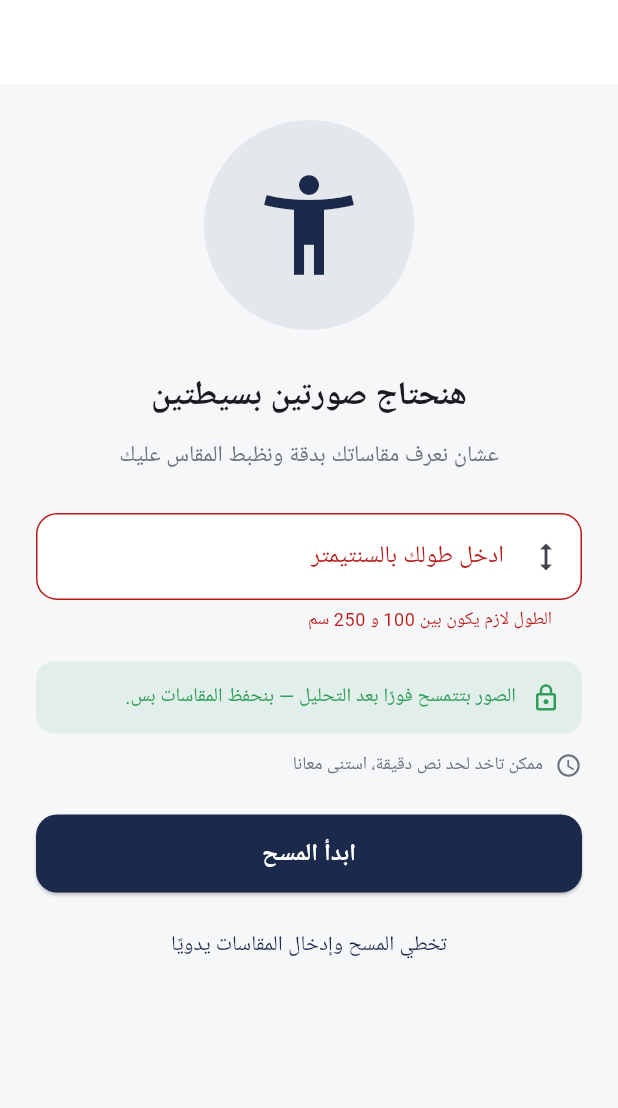
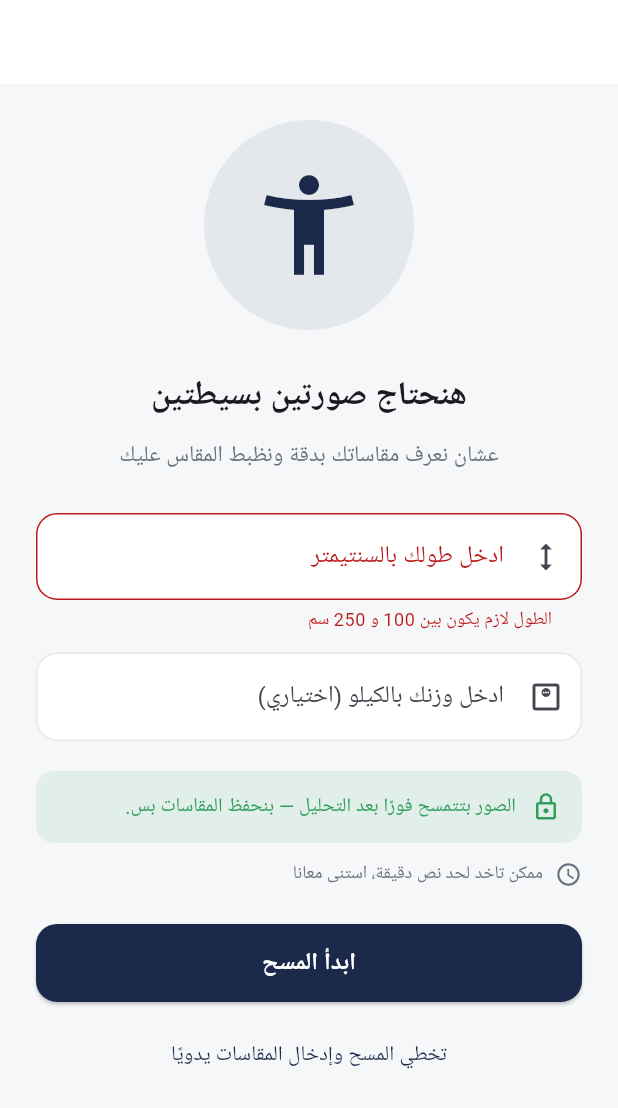
Before and after one commit to Mohamed-Samirr/axis_y, a Flutter app: the ScanIntroScreen screen opened by its route, after a tap on "ابدأ المسح", on a phone screen of 412 x 824 dp. Shown: the top 1108 px of the screen. Run offline on Flutter 3.47's test engine with Material 3 defaults, Android fonts, the phone set to English and light mode, and no system bars; our stand-ins replace cached_network_image, camera, dio, equatable, flutter_bloc, flutter_secure_storage and 6 more; missing offline and left inert: model_viewer_plus; accounts and stored records are empty.

Commit message:
feat: add weight input handling in scan flow; update localization and measurements classes

```diff
--- a/lib/core/localization/app_strings.dart
+++ b/lib/core/localization/app_strings.dart
@@ -68,6 +68,8 @@ class AppStrings {
       'update_scan': 'تحديث المسح',
       'enter_height': 'ادخل طولك بالسنتيمتر',
       'height_invalid': 'الطول لازم يكون بين 100 و 250 سم',
+      'enter_weight': 'ادخل وزنك بالكيلو',
+      'weight_invalid': 'الوزن لازم يكون بين 30 و 300 كجم',
       'scan_uploading': 'بنرفع صورك…',
       'scan_building_model': 'بنبني الموديل ثلاثي الأبعاد…',
       'scan_takes_time': 'ممكن تاخد لحد نص دقيقة، استنى معانا',
@@ -366,6 +368,8 @@ class AppStrings {
       'update_scan': 'Update scan',
       'enter_height': 'Enter your height in cm',
       'height_invalid': 'Height must be between 100 and 250 cm',
+      'enter_weight': 'Enter your weight in kg',
+      'weight_invalid': 'Weight must be between 30 and 300 kg',
       'scan_uploading': 'Uploading your photos…',
       'scan_building_model': 'Building your 3D model…',
       'scan_takes_time': 'This can take up to 30 seconds',
--- a/lib/core/models/user.dart
+++ b/lib/core/models/user.dart
@@ -79,12 +79,12 @@ class Measurements extends Equatable {
     return 'XXL';
   }
 
-  Measurements copyWith({String? modelPath}) => Measurements(
+  Measurements copyWith({String? modelPath, int? weight}) => Measurements(
         chest: chest,
         waist: waist,
         hips: hips,
         height: height,
-        weight: weight,
+        weight: weight ?? this.weight,
         shoulderCm: shoulderCm,
         inseamCm: inseamCm,
         confidence: confidence,
--- a/lib/features/body_scan/cubit/body_scan_cubit.dart
+++ b/lib/features/body_scan/cubit/body_scan_cubit.dart
@@ -60,7 +60,10 @@ class BodyScanCubit extends Cubit<BodyScanState> {
         heightCm: input.heightCm,
       );
       await result.when(
-        success: (m) async {
+        success: (raw) async {
+          // The API only ever *estimates* weight from the photos — if the user
+          // told us theirs on the intro screen, that is the better number.
+          final m = input.weightKg == null ? raw : raw.copyWith(weight: input.weightKg!.round());
           _safeEmit(BodyScanState(status: ScanStatus.buildingModel, measurements: m));
           final model = await _repo.generateModel(
             frontImage: front,
--- a/lib/features/body_scan/models/scan_input.dart
+++ b/lib/features/body_scan/models/scan_input.dart
@@ -4,6 +4,12 @@ import 'dart:io';
 /// go_router's `extra`, so no global state is needed.
 class ScanInput {
   final double heightCm;
+
+  /// Optional: the API only takes height and *estimates* weight from the
+  /// photos, so a weight typed here is not uploaded — it simply overrides that
+  /// estimate in the result, since the user's own scale beats a guess.
+  final double? weightKg;
+
   final File? front;
   final File? side;
 
@@ -12,12 +18,19 @@ class ScanInput {
   /// pushing straight into the analyze pipeline.
   final bool manualPhotoCapture;
 
-  const ScanInput({required this.heightCm, this.front, this.side, this.manualPhotoCapture = false});
+  const ScanInput({
+    required this.heightCm,
+    this.weightKg,
+    this.front,
+    this.side,
+    this.manualPhotoCapture = false,
+  });
 
   bool get isComplete => front != null && side != null;
 
   ScanInput copyWith({File? front, File? side}) => ScanInput(
         heightCm: heightCm,
+        weightKg: weightKg,
         front: front ?? this.front,
         side: side ?? this.side,
         manualPhotoCapture: manualPhotoCapture,
--- a/lib/features/body_scan/view/manual_measurements_screen.dart
+++ b/lib/features/body_scan/view/manual_measurements_screen.dart
@@ -22,7 +22,8 @@ import '../models/scan_input.dart';
 /// the app never sends or persists body photos to a server).
 class ManualMeasurementsScreen extends StatefulWidget {
   final double? initialHeightCm;
-  const ManualMeasurementsScreen({super.key, this.initialHeightCm});
+  final double? initialWeightKg;
+  const ManualMeasurementsScreen({super.key, this.initialHeightCm, this.initialWeightKg});
 
   @override
   State<ManualMeasurementsScreen> createState() => _ManualMeasurementsScreenState();
@@ -31,7 +32,7 @@ class ManualMeasurementsScreen extends StatefulWidget {
 class _ManualMeasurementsScreenState extends State<ManualMeasurementsScreen> {
   final _formKey = GlobalKey<FormState>();
   late final _height = TextEditingController(text: widget.initialHeightCm?.toStringAsFixed(0) ?? '');
-  final _weight = TextEditingController();
+  late final _weight = TextEditingController(text: widget.initialWeightKg?.toStringAsFixed(0) ?? '');
   final _chest = TextEditingController();
   final _waist = TextEditingController();
   final _hips = TextEditingController();
--- a/lib/features/body_scan/view/scan_intro_screen.dart
+++ b/lib/features/body_scan/view/scan_intro_screen.dart
@@ -19,24 +19,32 @@ class ScanIntroScreen extends StatefulWidget {
 class _ScanIntroScreenState extends State<ScanIntroScreen> {
   final _formKey = GlobalKey<FormState>();
   final _height = TextEditingController();
+  final _weight = TextEditingController();
 
   @override
   void dispose() {
     _height.dispose();
+    _weight.dispose();
     super.dispose();
   }
+
+  double? get _weightKg => double.tryParse(_weight.text.trim());
 
   void _start() {
     if (!_formKey.currentState!.validate()) return;
     final heightCm = double.parse(_height.text.trim());
-    context.push(Routes.scanCamera, extra: ScanInput(heightCm: heightCm));
+    context.push(Routes.scanCamera, extra: ScanInput(heightCm: heightCm, weightKg: _weightKg));
   }
 
   /// Bypasses the camera + AI pipeline entirely: the user types their own
-  /// measurements on the next screen instead of being scanned.
+  /// measurements on the next screen instead of being scanned. Whatever was
+  /// already typed here is carried over so it isn't asked for twice.
   void _skipToManual() {
     final heightCm = double.tryParse(_height.text.trim());
-    context.push(Routes.scanManual, extra: heightCm);
+    context.push(
+      Routes.scanManual,
+      extra: heightCm == null ? null : ScanInput(heightCm: heightCm, weightKg: _weightKg),
+    );
   }
 
   /// Validated client-side so the user gets an instant error instead of a
@@ -44,6 +52,15 @@ class _ScanIntroScreenState extends State<ScanIntroScreen> {
   String? _validateHeight(String? value) {
     final h = double.tryParse((value ?? '').trim());
     if (h == null || h < 100 || h > 250) return context.tr('height_invalid');
+    return null;
+  }
+
+  /// Optional field: empty passes, but a typed value still has to be sane.
+  String? _validateWeight(String? value) {
+    final trimmed = (value ?? '').trim();
+    if (trimmed.isEmpty) return null;
+    final w = double.tryParse(trimmed);
+    if (w == null || w < 30 || w > 300) return context.tr('weight_invalid');
     return null;
   }
 
@@ -82,6 +99,20 @@ class _ScanIntroScreenState extends State<ScanIntroScreen> {
               ),
               validator: _validateHeight,
             ),
+            const SizedBox(height: 14),
+            TextFormField(
+              controller: _weight,
+              keyboardType: const TextInputType.numberWithOptions(decimal: true),
+              inputFormatters: [FilteringTextInputFormatter.allow(RegExp(r'[0-9.]'))],
+              textAlign: TextAlign.center,
+              style: const TextStyle(fontSize: 20, fontWeight: FontWeight.bold),
+              decoration: InputDecoration(
+                labelText: '${context.tr('enter_weight')} (${context.tr('optional_field')})',
+                suffixText: context.tr('kg'),
+                prefixIcon: const Icon(Icons.monitor_weight_outlined),
+              ),
+              validator: _validateWeight,
+            ),
             const SizedBox(height: 20),
             Container(
               padding: const EdgeInsets.all(14),
```
Also changed, not shown: lib/core/router/app_router.dart (+9 -1 lines).
